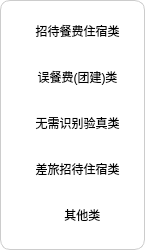
Old version of the form InvoiceApp/scanverticalform.ui in the repository 16071454/work.
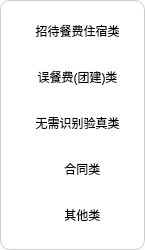
New version of the form. Icons and pictures are not drawn. Custom widgets are drawn as their Qt base class.

Patch:
```diff
--- a/InvoiceApp/scanverticalform.ui
+++ b/InvoiceApp/scanverticalform.ui
@@ -271,7 +271,7 @@
 }  </string>
         </property>
         <property name="text">
-         <string>差旅招待住宿类</string>
+         <string>   合同类</string>
         </property>
         <property name="icon">
          <iconset resource="res.qrc">
```
